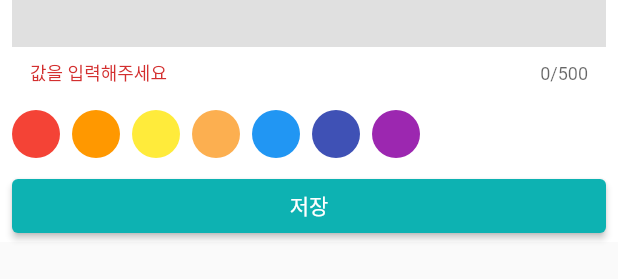
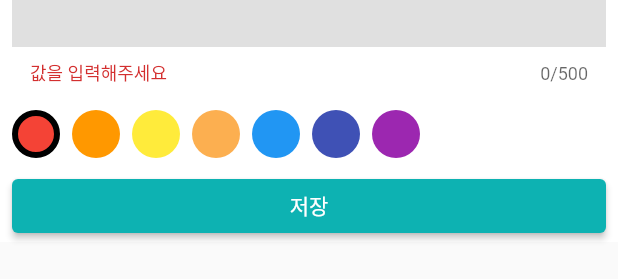
Before and after one commit to cold-pumpkin/coding-factory, a Flutter app: the ScheduleBottomSheet widget shown alone on an empty page, opened directly, on a phone screen of 412 x 824 dp. Shown: the part 376-655 px from the top of the screen. Run offline on Flutter 3.47's test engine with Material 2 defaults, Android fonts, the phone set to English and light mode, and no system bars; our stand-ins replace drift, geolocator, get_it, google_maps_flutter, table_calendar, webview_flutter; accounts and stored records are empty; generated files the repository leaves out were written again; Roboto replaces fonts that are missing (NotoSans).

Commit message:
캘린더 스케줄러 - 색상 상태관리

```diff
--- a/calender_scheduler/lib/component/schedule_bottom_sheet.dart
+++ b/calender_scheduler/lib/component/schedule_bottom_sheet.dart
@@ -17,6 +17,7 @@ class _ScheduleBottomSheetState extends State<ScheduleBottomSheet> {
   int? startTime;
   int? endTime;
   String? content;
+  int? selectedColorId;
 
   @override
   Widget build(BuildContext context) {
@@ -69,14 +70,22 @@ class _ScheduleBottomSheetState extends State<ScheduleBottomSheet> {
                       future:
                           GetIt.I<LocalDatabase>().getCategoryColors(), // DI
                       builder: (context, snapshot) {
+                        if (snapshot.hasData &&
+                            selectedColorId == null &&
+                            snapshot.data!.isNotEmpty) {
+                          // 첫번째 색깔을 디폴트로 선택
+                          selectedColorId = snapshot.data![0].id;
+                        }
                         return _ColorPicker(
-                            colors: snapshot.hasData
-                                ? snapshot.data!
-                                    .map((e) => Color(int.parse(
-                                        'FF${e.hexCode}',
-                                        radix: 16))) // 16진수로 변경
-                                    .toList()
-                                : []);
+                          colors: snapshot.hasData ? snapshot.data! : [],
+                          selectedColorId: selectedColorId!,
+                          colorIdSetter: (int id) {
+                            setState(() {
+                              // 선택된 color의 id
+                              selectedColorId = id;
+                            });
+                          },
+                        );
                       },
                     ),
                     const SizedBox(
@@ -165,12 +174,18 @@ class _Time extends StatelessWidget {
   }
 }
 
+typedef ColorIdSetter = Function(int id);
+
 class _ColorPicker extends StatelessWidget {
   const _ColorPicker({
     required this.colors,
+    required this.selectedColorId,
+    required this.colorIdSetter,
   });
 
-  final List<Color> colors;
+  final List<CategoryColor> colors;
+  final int selectedColorId;
+  final ColorIdSetter colorIdSetter;
 
   @override
   Widget build(BuildContext context) {
@@ -178,16 +193,27 @@ class _ColorPicker extends StatelessWidget {
       // 줄바꿈 자동으로 되도록 Row 대신 Wrap
       spacing: 8, // 좌우 간격
       runSpacing: 10, // 상하 간격
-      children: colors.map((e) => renderColor(e)).toList(),
+      children: colors
+          .map((e) => GestureDetector(
+              onTap: () {
+                colorIdSetter(e.id);
+              },
+              child: renderColor(e, selectedColorId == e.id)))
+          .toList(),
     );
   }
 
-  Widget renderColor(Color color) {
+  Widget renderColor(CategoryColor color, bool isSelected) {
     return Container(
       decoration: BoxDecoration(
-        shape: BoxShape.circle,
-        color: color,
-      ),
+          shape: BoxShape.circle,
+          color: Color(int.parse('FF${color.hexCode}', radix: 16)),
+          border: isSelected
+              ? Border.all(
+                  color: Colors.black,
+                  width: 4,
+                )
+              : null),
       width: 32,
       height: 32,
     );
```
